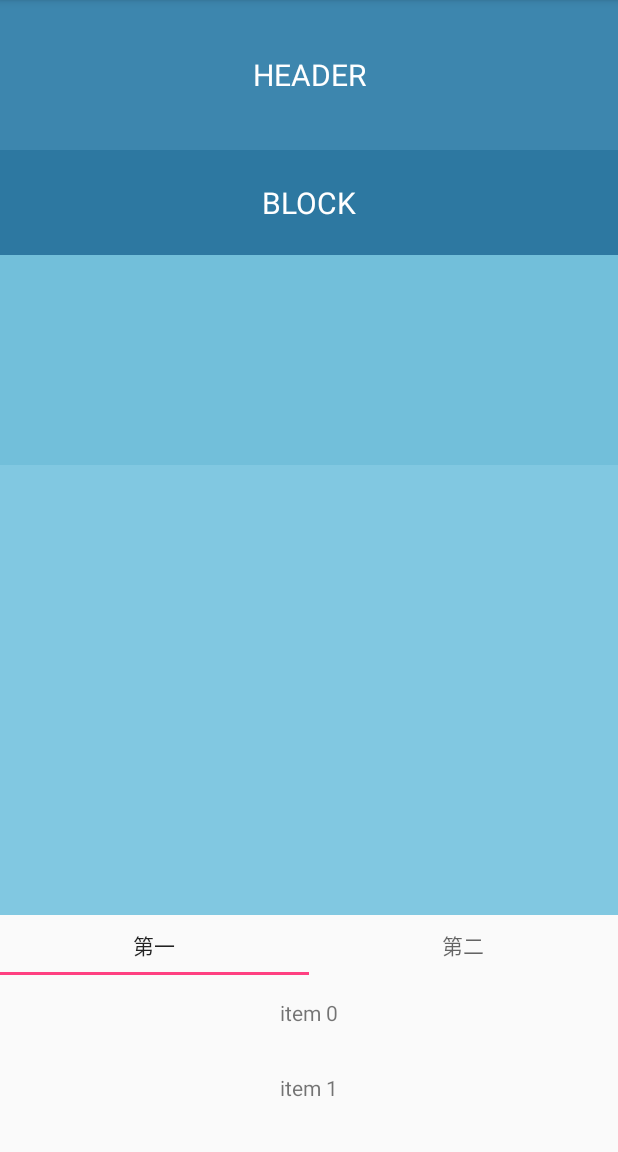
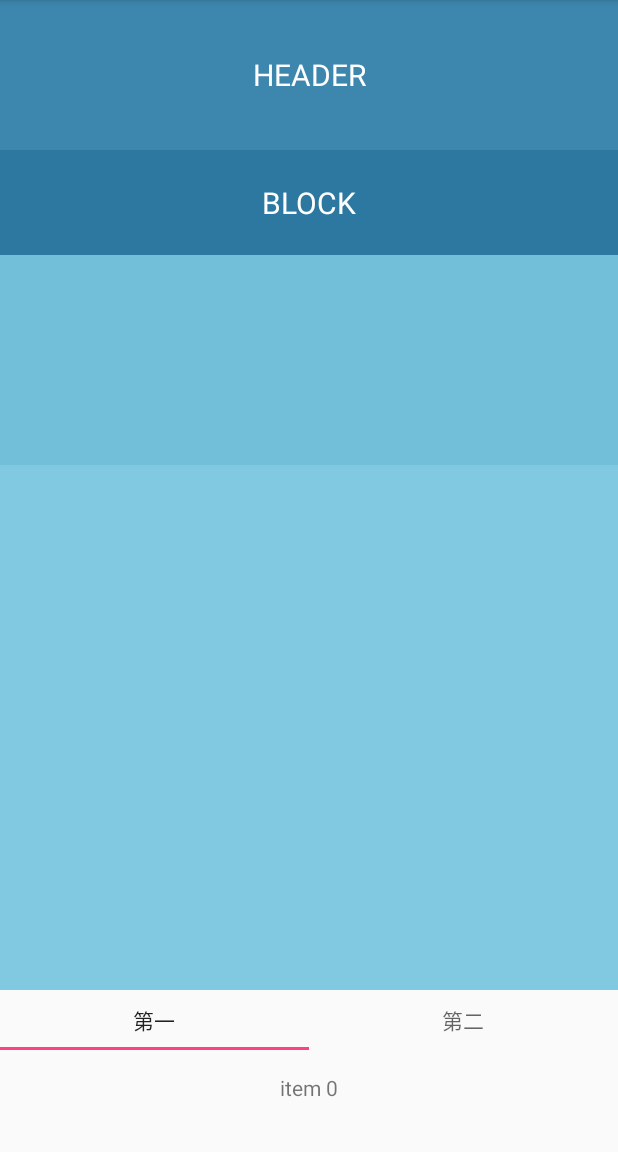
Before and after one commit to TokenYc/NestedScrollDemo, an Android app: the screen it shows after launch (ScrollableActivity), on a phone screen of 412 x 824 dp, the part 84-1236 px from its top. Run offline under Robolectric (Android 15) with nearby library versions, the phone set to English and light mode, and no system bars; libraries missing offline, so code that uses them is left out: com.facebook.drawee; plain views replace SimpleDraweeView; pictures from the network do not load; 3 statements that could not run were skipped.

Commit message:
啦啦啦

```diff
--- a/app/build.gradle
+++ b/app/build.gradle
@@ -1,8 +1,8 @@
 apply plugin: 'com.android.application'
 
 android {
-    compileSdkVersion 24
-    buildToolsVersion "24.0.0"
+    compileSdkVersion 23
+    buildToolsVersion '23.0.3'
     defaultConfig {
         applicationId "net.archeryc.nestedscrolldemo"
         minSdkVersion 15
--- a/app/src/main/java/net/archeryc/nestedscrolldemo/ScrollLinearLayout.java
+++ b/app/src/main/java/net/archeryc/nestedscrolldemo/ScrollLinearLayout.java
@@ -11,7 +11,6 @@ import android.widget.LinearLayout;
  * @author 杨晨 on 2016/9/7 17:20
  * @e-mail 247067345@qq.com
  * @see [相关类/方法](可选)
- * @deprecated (可选)
  */
 
 public class ScrollLinearLayout extends LinearLayout {
--- a/app/src/main/java/net/archeryc/nestedscrolldemo/ScrollableActivity.java
+++ b/app/src/main/java/net/archeryc/nestedscrolldemo/ScrollableActivity.java
@@ -13,6 +13,7 @@ import android.view.LayoutInflater;
 import android.view.View;
 import android.view.ViewGroup;
 import android.view.ViewTreeObserver;
+import android.widget.FrameLayout;
 import android.widget.LinearLayout;
 import android.widget.TextView;
 
@@ -28,10 +29,12 @@ public class ScrollableActivity extends AppCompatActivity {
     private RecyclerView rvHot;
     private RecyclerView rvTopic;
     private TextView tvHeader;
+    private TextView tvBlock;
     private TabLayout tabLayout;
     private ViewPager viewPager;
     private MyPagerAdapter myPagerAdapter;
     private LinearLayout llHeader;
+    private LinearLayout llHeaderContainer;
 
     @Override
     protected void onCreate(Bundle savedInstanceState) {
@@ -42,11 +45,14 @@ public class ScrollableActivity extends AppCompatActivity {
         slRoot = (ScrollableLayout) findViewById(R.id.sl_root);
         rvHot = (RecyclerView) findViewById(R.id.rv_hot);
         tvHeader = (TextView) findViewById(R.id.tv_header);
+        tvBlock = (TextView) findViewById(R.id.tv_block);
         tabLayout = (TabLayout) findViewById(R.id.tabLayout);
         viewPager = (ViewPager) findViewById(R.id.viewPager);
         rvTopic = (RecyclerView) findViewById(R.id.rv_topic);
         llHeader = (LinearLayout) findViewById(R.id.ll_header);
+        llHeaderContainer = (LinearLayout) findViewById(R.id.ll_header_container);
 
+        llHeaderContainer.setLayoutParams(new FrameLayout.LayoutParams(ViewGroup.LayoutParams.MATCH_PARENT,getTotalHeight()));
 //        rvHot.setVisibility(View.GONE);
         myPagerAdapter = new MyPagerAdapter(getSupportFragmentManager());
         viewPager.setAdapter(myPagerAdapter);
@@ -71,6 +77,9 @@ public class ScrollableActivity extends AppCompatActivity {
                 swipeRefreshLayout.postDelayed(new Runnable() {
                     @Override
                     public void run() {
+                        rvHot.setVisibility(View.GONE);
+                        rvTopic.setVisibility(View.GONE);
+                        llHeaderContainer.setLayoutParams(new FrameLayout.LayoutParams(ViewGroup.LayoutParams.MATCH_PARENT,getTotalHeight()));
                         swipeRefreshLayout.setRefreshing(false);
                     }
                 }, 500);
@@ -83,8 +92,26 @@ public class ScrollableActivity extends AppCompatActivity {
         rvTopic.setLayoutManager(new LinearLayoutManager(this,LinearLayoutManager.HORIZONTAL,false));
         rvTopic.setAdapter(new ImageAdapter(this));
 
-
     }
 
+    private int getTotalHeight(){
+        int mHeight=0;
+        if (tvHeader.getVisibility()==View.VISIBLE){
+            mHeight+=tvHeader.getLayoutParams().height;
+        }
+        if (tvBlock.getVisibility()==View.VISIBLE){
+            mHeight+=tvBlock.getLayoutParams().height;
+        }
+        if (rvHot.getVisibility()==View.VISIBLE){
+            mHeight+=rvHot.getLayoutParams().height;
+        }
+        if (rvTopic.getVisibility()==View.VISIBLE){
+            mHeight+=rvTopic.getLayoutParams().height;
+        }
+        if (tabLayout.getVisibility()==View.VISIBLE){
+            mHeight+=tabLayout.getLayoutParams().height;
+        }
+        return mHeight;
+    }
 
 }
--- a/app/src/main/res/layout/activity_scrollable.xml
+++ b/app/src/main/res/layout/activity_scrollable.xml
@@ -13,8 +13,9 @@
         app:scrollable_autoMaxScrollViewId="@+id/ll_header">
 
         <LinearLayout
+            android:id="@+id/ll_header_container"
             android:layout_width="match_parent"
-            android:layout_height="650dp"
+            android:layout_height="wrap_content"
             android:orientation="vertical">
 
             <LinearLayout
@@ -34,6 +35,7 @@
                     android:textSize="20sp" />
 
                 <TextView
+                    android:id="@+id/tv_block"
                     android:layout_width="match_parent"
                     android:layout_height="70dp"
                     android:background="#2d78a1"
@@ -52,7 +54,7 @@
                 <android.support.v7.widget.RecyclerView
                     android:id="@+id/rv_topic"
                     android:layout_width="match_parent"
-                    android:layout_height="300dp"
+                    android:layout_height="350dp"
                     android:background="#81c8e1"
                     />
             </LinearLayout>
```
